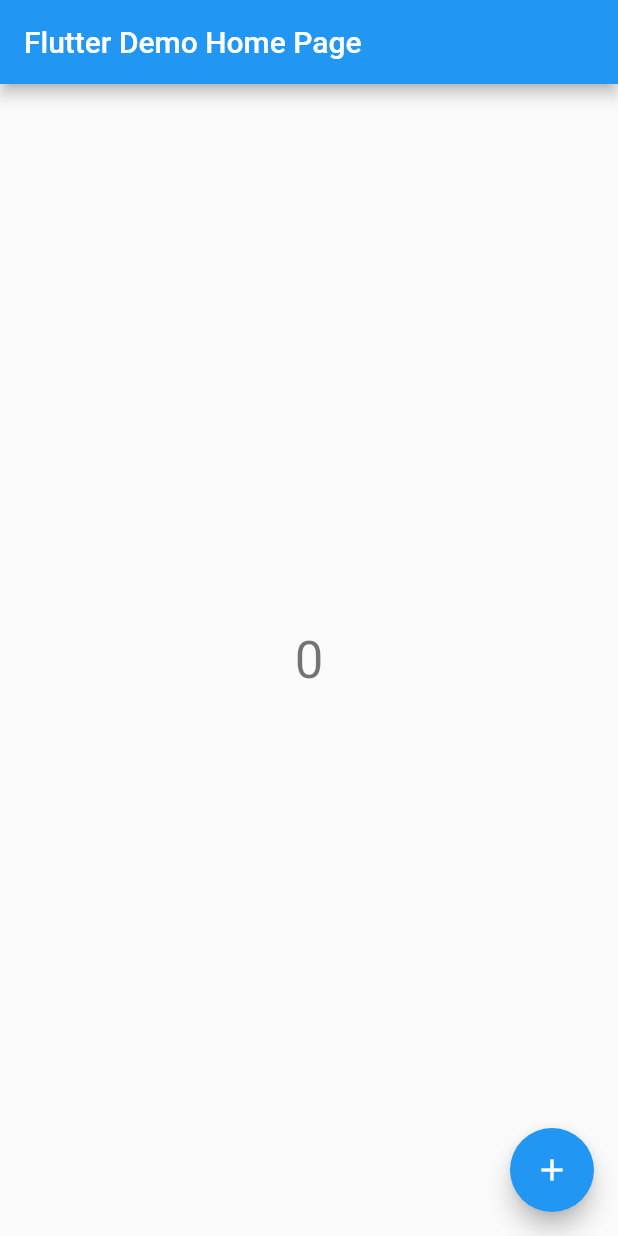
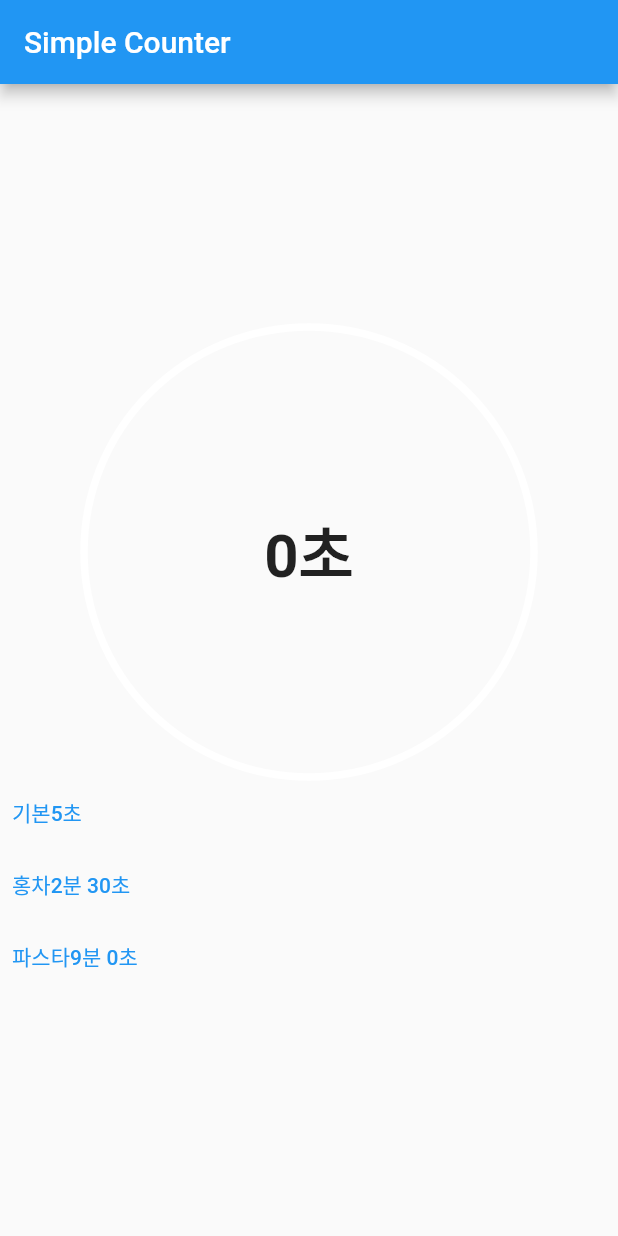
Before and after one commit to atobaum/Flutter-Simple-Timer, a Flutter app: the screen it shows after launch, on a phone screen of 412 x 824 dp. Run offline on Flutter 3.47's test engine with Material 2 defaults, Android fonts, the phone set to English and light mode, and no system bars; our stand-ins replace audioplayers, get.

Commit message:
create simple timer

```diff
--- a/lib/main.dart
+++ b/lib/main.dart
@@ -1,21 +1,25 @@
-import 'dart:async';
+import 'dart:math';
 
+import 'package:get/get.dart';
+import 'package:flutter_timer/controller/timer.dart';
 import 'package:flutter/material.dart';
+import 'package:flutter_timer/widgets/Counter.dart';
 
 void main() {
   runApp(MyApp());
 }
 
 class MyApp extends StatelessWidget {
-  // This widget is the root of your application.
   @override
   Widget build(BuildContext context) {
+    Get.put(TimerController());
+
     return MaterialApp(
       title: 'Flutter Demo',
       theme: ThemeData(
         primarySwatch: Colors.blue,
       ),
-      home: MyHomePage(title: 'Flutter Demo Home Page'),
+      home: MyHomePage(title: 'Simple Counter'),
     );
   }
 }
@@ -29,12 +33,22 @@
   _MyHomePageState createState() => _MyHomePageState();
 }
 
-class _MyHomePageState extends State<MyHomePage> {
-  int _counter = 0;
+class _MyHomePageState extends State<MyHomePage> with TickerProviderStateMixin {
+  late Animation<double> ani;
 
-  void _incrementCounter() {
+  TimerController c = Get.find();
+
+  @override
+  void initState() {
+    super.initState();
+    ani = AnimationController(vsync: this, duration: Duration(seconds: 1));
+  }
+
+  startTimer(int sec) {
+    c.setTimer(sec);
     setState(() {
-      _counter++;
+      ani = AnimationController(vsync: this, duration: Duration(seconds: sec))
+        ..forward();
     });
   }
 
@@ -48,18 +62,112 @@
         child: Column(
           mainAxisAlignment: MainAxisAlignment.center,
           children: <Widget>[
-            Text(
-              '$_counter',
-              style: Theme.of(context).textTheme.headline4,
-            ),
+            // CountDownTimer(),
+            AnimatedBuilder(
+                animation: ani,
+                builder: (context, child) {
+                  return Center(
+                      child: SizedBox(
+                          height: 300,
+                          width: 300,
+                          child: Stack(
+                            children: [
+                              Center(
+                                child: Counter(),
+                              ),
+                              SizedBox(
+                                  height: 300,
+                                  width: 300,
+                                  child: CustomPaint(
+                                    painter: CountdownRing(
+                                        animation: ani,
+                                        backgroundColor: Colors.white,
+                                        color: Colors.red),
+                                  ))
+                            ],
+                          )));
+                }),
+            TimerList(onClick: (item) {
+              startTimer(item.time);
+            })
           ],
         ),
-      ),
-      floatingActionButton: FloatingActionButton(
-        onPressed: _incrementCounter,
-        tooltip: 'Increment',
-        child: Icon(Icons.add),
       ),
     );
   }
 }
+
+class TimerItem {
+  int time;
+  String name;
+
+  TimerItem({required this.name, required this.time});
+}
+
+String formatTime(int second) {
+  int min = (second / 60).floor();
+  int sec = second % 60;
+  if (min > 0) return "$min분 $sec초";
+
+  return "$sec초";
+}
+
+class TimerList extends StatelessWidget {
+  final List<TimerItem> items = [
+    TimerItem(name: "기본", time: 5),
+    TimerItem(name: "홍차", time: 60 * 2 + 30),
+    TimerItem(name: "파스타", time: 60 * 9),
+  ];
+
+  final void Function(TimerItem) onClick;
+
+  TimerList({required this.onClick});
+
+  @override
+  Widget build(BuildContext context) {
+    return ListView.builder(
+        shrinkWrap: true,
+        itemCount: items.length,
+        itemBuilder: (ctx, index) {
+          var item = items[index];
+          return TextButton(
+              onPressed: () => onClick(item),
+              child: Row(
+                children: [Text(item.name), Text(formatTime(item.time))],
+              ));
+        });
+  }
+}
+
+class CountdownRing extends CustomPainter {
+  final Animation<double> animation;
+  final Color backgroundColor, color;
+
+  CountdownRing(
+      {required this.animation,
+      required this.backgroundColor,
+      required this.color})
+      : super(repaint: animation);
+
+  @override
+  void paint(Canvas canvas, Size size) {
+    Paint paint = Paint()
+      ..color = backgroundColor
+      ..strokeCap = StrokeCap.butt
+      ..strokeWidth = 5.0
+      ..style = PaintingStyle.stroke;
+
+    canvas.drawCircle(size.center(Offset.zero), size.width / 2, paint);
+
+    paint.color = color;
+    double progress = animation.value * 2.0 * pi;
+    canvas.drawArc(Offset.zero & size, -pi * 0.5, progress, false, paint);
+  }
+
+  @override
+  bool shouldRepaint(CountdownRing old) {
+    return animation.value != old.animation.value ||
+        color != old.color ||
+        backgroundColor != old.backgroundColor;
+  }
+}
--- /dev/null
+++ b/lib/widgets/Counter.dart
@@ -0,0 +1,14 @@
+import 'package:flutter/material.dart';
+import 'package:flutter_timer/controller/timer.dart';
+import 'package:flutter_timer/main.dart';
+import 'package:get/get.dart';
+
+class Counter extends StatelessWidget {
+  final TimerController c = Get.find();
+
+  @override
+  Widget build(BuildContext context) {
+    return Obx(() => Text(formatTime(c.remainingTime.value),
+        style: TextStyle(fontSize: 40, fontWeight: FontWeight.bold)));
+  }
+}
```
Also changed, not shown: lib/controller/timer.dart (added, +34 -0 lines), pubspec.yaml (+4 -7 lines), pubspec.lock, 1 other file.
